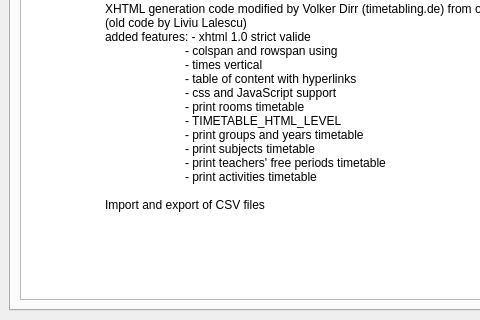
This is fet/src/interface/helpaboutform_template.ui in vonmecheln/fet as Qt 5 draws it before an edit; both pictures show x 0 to 480 and y 89 to 409 of the 707 by 409 pixel window. The edited form follows.
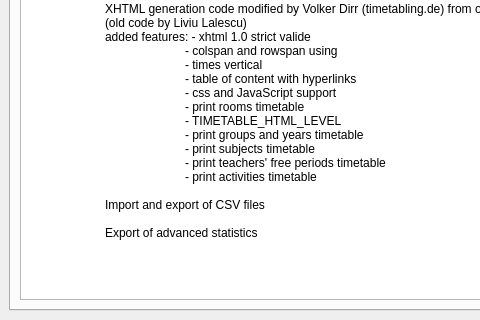
This is the edited form. The open tabs and pages were chosen to show the change.

The edit to the form file:
```diff
--- a/fet/src/interface/helpaboutform_template.ui
+++ b/fet/src/interface/helpaboutform_template.ui
@@ -115,7 +115,9 @@
 &lt;p style=" margin-top:0px; margin-bottom:0px; margin-left:0px; margin-right:0px; -qt-block-indent:0; text-indent:0px; font-size:9pt;">		- print teachers' free periods timetable&lt;/p>
 &lt;p style=" margin-top:0px; margin-bottom:0px; margin-left:0px; margin-right:0px; -qt-block-indent:0; text-indent:0px; font-size:9pt;">		- print activities timetable&lt;/p>
 &lt;p style="-qt-paragraph-type:empty; margin-top:0px; margin-bottom:0px; margin-left:0px; margin-right:0px; -qt-block-indent:0; text-indent:0px; font-size:9pt;">&lt;/p>
-&lt;p style=" margin-top:0px; margin-bottom:0px; margin-left:0px; margin-right:0px; -qt-block-indent:0; text-indent:0px; font-size:9pt;">	Import and export of CSV files&lt;/p>&lt;/body>&lt;/html></string>
+&lt;p style=" margin-top:0px; margin-bottom:0px; margin-left:0px; margin-right:0px; -qt-block-indent:0; text-indent:0px; font-size:9pt;">	Import and export of CSV files&lt;/p>
+&lt;p style="-qt-paragraph-type:empty; margin-top:0px; margin-bottom:0px; margin-left:0px; margin-right:0px; -qt-block-indent:0; text-indent:0px; font-size:9pt;">&lt;/p>
+&lt;p style=" margin-top:0px; margin-bottom:0px; margin-left:0px; margin-right:0px; -qt-block-indent:0; text-indent:0px; font-size:9pt;">	Export of advanced statistics&lt;/p>&lt;/body>&lt;/html></string>
          </property>
         </widget>
        </item>
```
Left out of the diff: 4 changed lines with no effect on the pictures.
